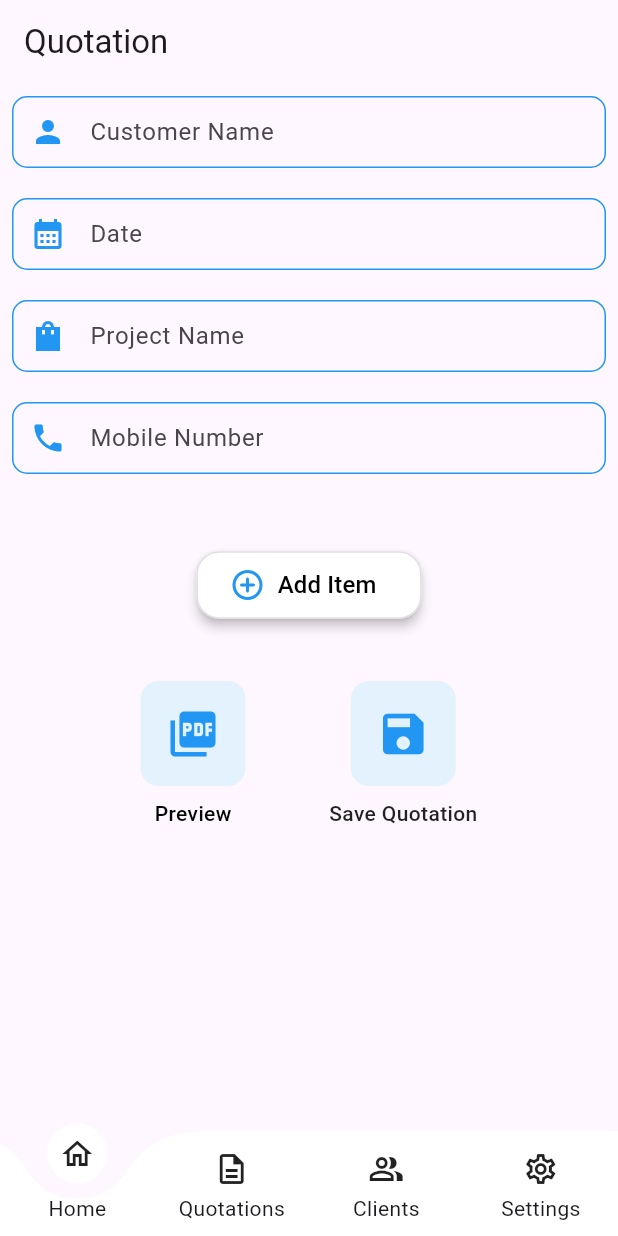
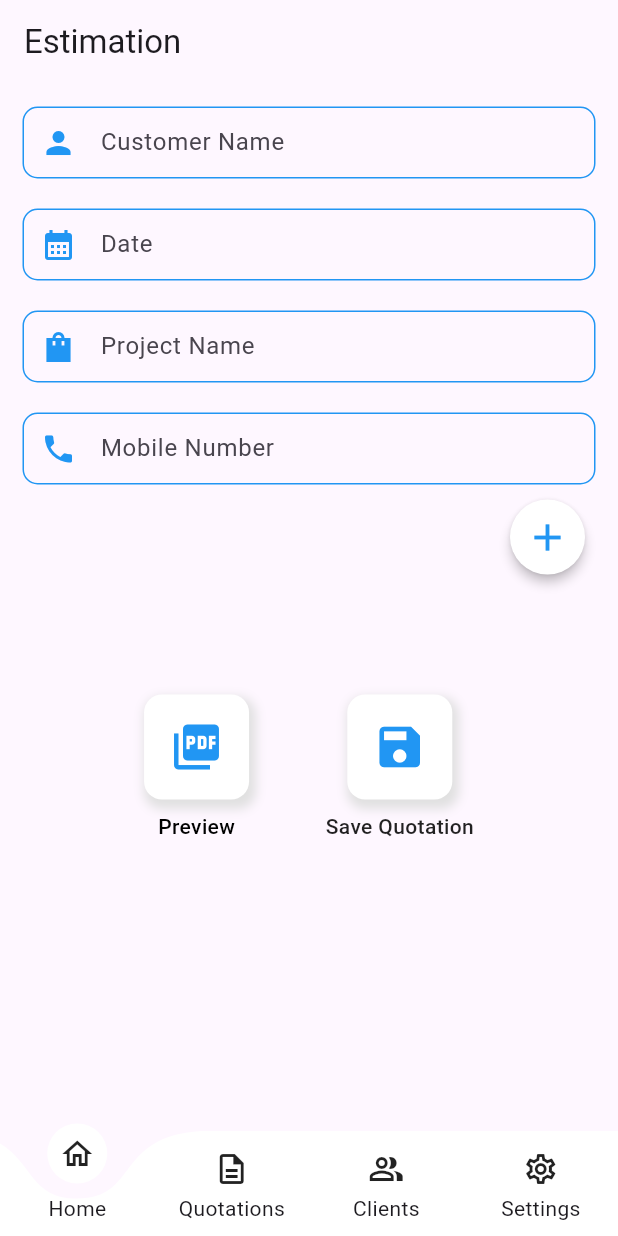
Before and after one commit to AryanSoni27/Quotation-Calculator, a Flutter app: the screen it shows after launch, on a phone screen of 412 x 824 dp. Run offline on Flutter 3.47's test engine with Material 3 defaults, Android fonts, the light colour scheme and no system bars; drawn by our look-alikes of curved_labeled_navigation_bar; our stand-ins replace open_file, pdf, shared_preferences, sqflite; accounts and stored records are empty.

Commit message:
Changed UI little bit

```diff
--- a/lib/main.dart
+++ b/lib/main.dart
@@ -26,7 +26,7 @@ class MyApp extends StatelessWidget {
       theme: ThemeData(
         colorScheme: ColorScheme.fromSeed(seedColor: Colors.deepPurple),
       ),
-      home: const MyHomePage(title: 'Quotation'),
+      home: const MyHomePage(title: 'Estimation'),
     );
   }
 }
--- a/lib/models/quotation_item.dart
+++ b/lib/models/quotation_item.dart
@@ -1,7 +1,7 @@
 import 'package:flutter/material.dart';
 
 class QuotationItem {
-  final int? id; // Added ID field, which can be null for new items
+  final int? id;
   final String itemName;
   final String unit;
   final String shape;
--- a/lib/screens/clients.dart
+++ b/lib/screens/clients.dart
@@ -62,7 +62,7 @@ class ClientScreenState extends State<ClientScreen> {
       clients.isEmpty
           ? Center(child: Text('No clients added yet'))
           : ListView.builder(
-        padding: EdgeInsets.all(10),
+        padding: EdgeInsets.only(left: 15, right: 15, bottom: 10),
         itemCount: clients.length,
         itemBuilder: (BuildContext context, int index) {
           final client = clients[index];
--- a/lib/screens/home_screen.dart
+++ b/lib/screens/home_screen.dart
@@ -291,6 +291,8 @@ class _HomeScreenState extends State<HomeScreen> {
     return SingleChildScrollView(
       child: Container(
         padding: EdgeInsets.all(8.0),
+        child: Padding(
+          padding: const EdgeInsets.all(7),
           child: Column(
             crossAxisAlignment: CrossAxisAlignment.start,
             children: [
@@ -446,6 +448,38 @@ class _HomeScreenState extends State<HomeScreen> {
                 },
               ),
 
+              Row(
+                mainAxisAlignment: MainAxisAlignment.end,
+                children: [
+                  Container(
+                    margin: const EdgeInsets.only(top: 10),
+                    child: ElevatedButton(
+                      style: ElevatedButton.styleFrom(
+                        backgroundColor: Colors.white,
+                        foregroundColor: Colors.black,
+                        elevation: 3,
+                        shape: const CircleBorder(),
+                        padding: const EdgeInsets.all(10),
+                        // side: BorderSide(color: Colors.grey.shade300),
+                      ),
+                      onPressed: () async {
+                        // Wait for and handle the result from bottom popup
+                        final result = await showBottomPopup(context);
+                        if (result != null) {
+                          // Add the item to the database
+                          await addQuotationItem(result);
+                        }
+                      },
+                      child: const Icon(
+                        Icons.add,
+                        color: Colors.blue,
+                        size: 30,
+                      ),
+                    ),
+                  ),
+                ],
+              ),
+
               if (items.isNotEmpty) ...[
                 SizedBox(height: 20),
                 Text(
@@ -534,46 +568,17 @@ class _HomeScreenState extends State<HomeScreen> {
 
               //Button to add items
               // Add Item Button
-            Center(
-              child: Container(
-                margin: const EdgeInsets.only(top: 10),
-                child: ElevatedButton.icon(
-                  style: ElevatedButton.styleFrom(
-                    minimumSize: const Size(150, 45),
-                    backgroundColor: Colors.white,
-                    foregroundColor: Colors.black,
-                    elevation: 3,
-                    shape: RoundedRectangleBorder(
-                      borderRadius: BorderRadius.circular(15),
-                      side: BorderSide(color: Colors.grey.shade300),
-                    ),
-                  ),
-                  onPressed: () async {
-                    //Wait for and handle the result from bottom popup
-                    final result = await showBottomPopup(context);
-                    if (result != null) {
-                      // Add the item to the database
-                      await addQuotationItem(result);
-                    }
-                  },
-                  icon: const Icon(
-                    Icons.add_circle_outline_rounded,
-                    color: Colors.blue,
-                    size: 24,
-                  ),
-                  label: const Text(
-                    "Add Item",
-                    style: TextStyle(fontSize: 16, fontWeight: FontWeight.w500),
-                  ),
-                ),
-              ),
-            ),
+
+
 
               const SizedBox(height: 20),
 
               // Preview PDF Button
               Padding(
-              padding: const EdgeInsets.symmetric(horizontal: 30, vertical: 20),
+                padding: const EdgeInsets.symmetric(
+                  horizontal: 30,
+                  vertical: 20,
+                ),
                 child: Row(
                   mainAxisAlignment: MainAxisAlignment.spaceEvenly,
                   children: [
@@ -584,10 +589,13 @@ class _HomeScreenState extends State<HomeScreen> {
                           onTap: () async {
                             if (await validateFields()) {
                               generatePdf(
-                              customerName: formController.customerNameController.text,
+                                customerName:
+                                    formController.customerNameController.text,
                                 date: formController.dateController.text,
-                              projectName: formController.projectNameController.text,
-                              mobileNumber: formController.mobileNumberController.text,
+                                projectName:
+                                    formController.projectNameController.text,
+                                mobileNumber:
+                                    formController.mobileNumberController.text,
                                 items: items,
                               );
                             }
@@ -596,8 +604,16 @@ class _HomeScreenState extends State<HomeScreen> {
                             width: 70,
                             height: 70,
                             decoration: BoxDecoration(
-                            color: Colors.blue.shade50,
+                              color: Colors.white,
                               borderRadius: BorderRadius.circular(12),
+                              boxShadow: [
+                                BoxShadow(
+                                  color: Colors.grey.shade300,
+                                  spreadRadius: 2,
+                                  blurRadius: 5,
+                                  offset: Offset(2, 4),
+                                ),
+                              ],
                             ),
                             child: Center(
                               child: Icon(
@@ -635,11 +651,16 @@ class _HomeScreenState extends State<HomeScreen> {
 
                               // Create quotation object
                               final quotation = Quotation(
-                              id: DateTime.now().millisecondsSinceEpoch.toString(),
-                              customerName: formController.customerNameController.text,
+                                id:
+                                    DateTime.now().millisecondsSinceEpoch
+                                        .toString(),
+                                customerName:
+                                    formController.customerNameController.text,
                                 date: formController.dateController.text,
-                              projectName: formController.projectNameController.text,
-                              mobileNumber: formController.mobileNumberController.text,
+                                projectName:
+                                    formController.projectNameController.text,
+                                mobileNumber:
+                                    formController.mobileNumberController.text,
                                 items: List.from(items),
                                 totalAmount: totalAmount,
                               );
@@ -652,7 +673,9 @@ class _HomeScreenState extends State<HomeScreen> {
                               // Show success message
                               ScaffoldMessenger.of(context).showSnackBar(
                                 const SnackBar(
-                                content: Text('Quotation saved successfully!'),
+                                  content: Text(
+                                    'Quotation saved successfully!',
+                                  ),
                                   backgroundColor: Colors.green,
                                   duration: Duration(seconds: 2),
                                 ),
@@ -678,8 +701,16 @@ class _HomeScreenState extends State<HomeScreen> {
                             width: 70,
                             height: 70,
                             decoration: BoxDecoration(
-                            color: Colors.blue.shade50,
+                              color: Colors.white,
                               borderRadius: BorderRadius.circular(12),
+                              boxShadow: [
+                                BoxShadow(
+                                  color: Colors.grey.shade300,
+                                  spreadRadius: 2,
+                                  blurRadius: 5,
+                                  offset: Offset(2, 4),
+                                ),
+                              ],
                             ),
                             child: const Center(
                               child: Icon(
@@ -707,6 +738,7 @@ class _HomeScreenState extends State<HomeScreen> {
             ],
           ),
         ),
+      ),
     );
   }
 }
--- a/lib/widgets/bottom_popup_client_details.dart
+++ b/lib/widgets/bottom_popup_client_details.dart
@@ -106,6 +106,7 @@ Future<ClientDetails?> showClientForm(BuildContext context, {ClientDetails? exis
                             ),
                             SizedBox(height: 10),
                             Text("Address:-"),
+                            SizedBox(height: 10),
                             //Street Address Field
                             TextField(
                               textAlign: TextAlign.left,
```
Also changed, not shown: lib/screens/quotations.dart (+56 -28 lines). Lines whose indentation alone changed are shown as unchanged.
